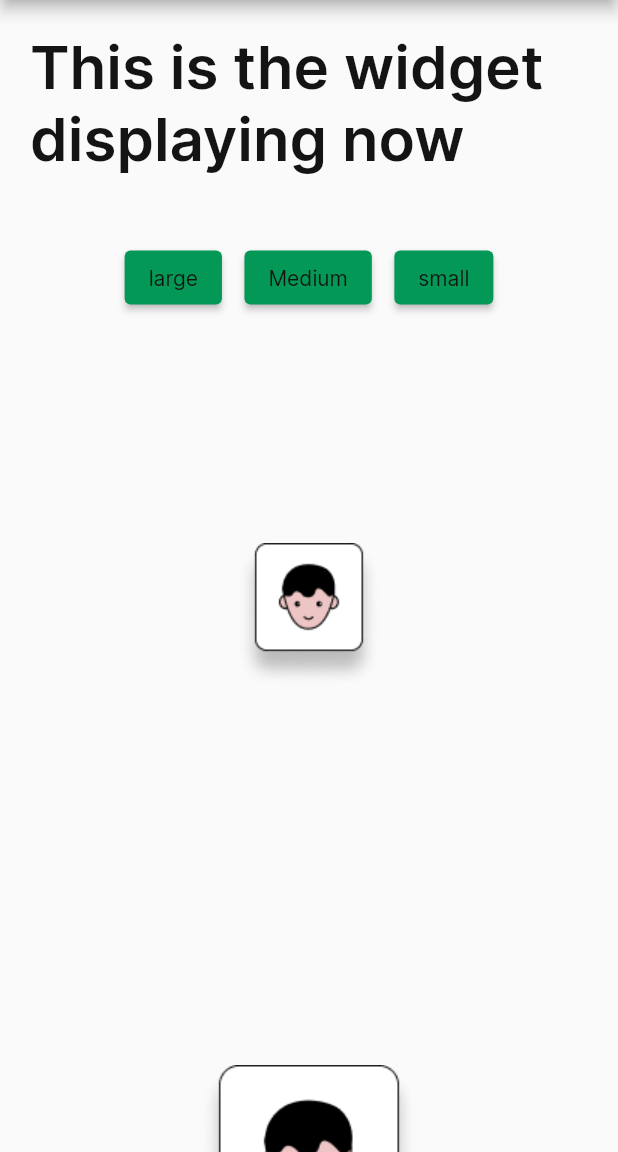
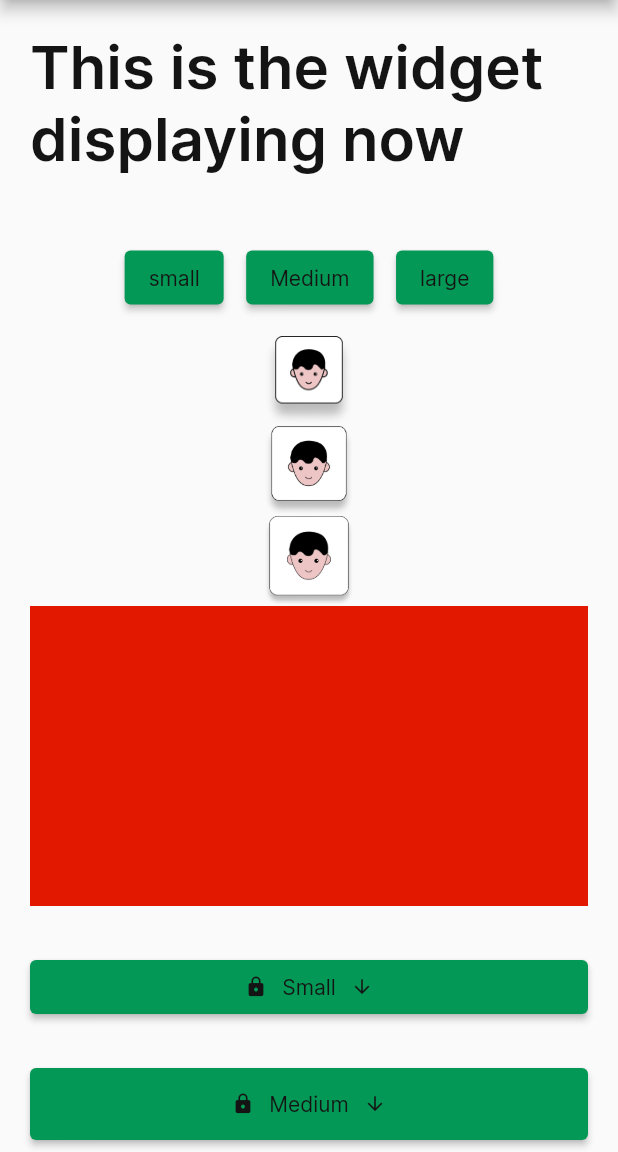
Before and after one commit to MayJuun/design_system, a Flutter app: the screen it shows after launch, on a phone screen of 412 x 824 dp, the part 84-1236 px from its top. Run offline on Flutter 3.47's test engine with Material 2 defaults, Android fonts, the phone set to English and light mode, and no system bars.

Commit message:
avatar new updates

```diff
--- a/lib/main.dart
+++ b/lib/main.dart
@@ -78,7 +78,7 @@
                         isVisible = !isVisible;
                       });
                     },
-                    child: const Text('large')),
+                    child: const Text('small')),
                 Padding(
                   padding: const EdgeInsets.all(15.0),
                   child: ElevatedButton(
@@ -97,11 +97,11 @@
                         isVisible3 = !isVisible3;
                       });
                     },
-                    child: const Text('small')),
+                    child: const Text('large')),
               ],
             ),
             Visibility(
-                visible: isVisible2,
+                visible: isVisible,
                 child: AvatarSmall.avatar(
                     AvatarGender.male,
                     AvatarMaturity.teenager,
@@ -115,7 +115,7 @@
                     AvatarSkinType.white,
                     Avatarhaircolor.black)),
             Visibility(
-                visible: isVisible2,
+                visible: isVisible3,
                 child: AvatarLarge.avatar(
                     AvatarGender.male,
                     AvatarMaturity.teenager,
--- a/lib/src/avatars/large/AvatarLarge.dart
+++ b/lib/src/avatars/large/AvatarLarge.dart
@@ -5,48 +5,53 @@
 class AvatarLarge {
   static Widget avatar(AvatarGender gender, AvatarMaturity maturity,
       AvatarSkinType skinType, Avatarhaircolor haircolor) {
+    const number = 60.00;
     if (gender == AvatarGender.male) {
       if (maturity == AvatarMaturity.teenager) {
         if (skinType == AvatarSkinType.black) {
           return SizedBox(
-              width: 40, child: Image.asset('assets/avatars/Male_large_9.png'));
+              height: number,
+              child: Image.asset('assets/avatars/Male_large_9.png'));
         } else if (skinType == AvatarSkinType.brown) {
           return SizedBox(
-              width: 40, child: Image.asset('assets/avatars/Male_large_8.png'));
+              height: number,
+              child: Image.asset('assets/avatars/Male_large_8.png'));
         } else {
           if (haircolor == Avatarhaircolor.black) {
             return SizedBox(
-                width: 40,
+                height: number,
                 child: Image.asset('assets/avatars/Male_large_5.png'));
           } else if (haircolor == Avatarhaircolor.lightbrown) {
             return SizedBox(
-                width: 40,
+                height: number,
                 child: Image.asset('assets/avatars/Male_large_6.png'));
           } else {
             return SizedBox(
-                width: 40,
+                height: number,
                 child: Image.asset('assets/avatars/Male_large_7.png'));
           }
         }
       } else {
         if (skinType == AvatarSkinType.black) {
           return SizedBox(
-              width: 40, child: Image.asset('assets/avatars/Male_large_4.png'));
+              height: number,
+              child: Image.asset('assets/avatars/Male_large_4.png'));
         } else if (skinType == AvatarSkinType.brown) {
           return SizedBox(
-              width: 40, child: Image.asset('assets/avatars/Male_large_3.png'));
+              height: number,
+              child: Image.asset('assets/avatars/Male_large_3.png'));
         } else {
           if (haircolor == Avatarhaircolor.black) {
             return SizedBox(
-                width: 40,
+                height: number,
                 child: Image.asset('assets/avatars/Male_large_1.png'));
           } else if (haircolor == Avatarhaircolor.lightbrown) {
             return SizedBox(
-                width: 40,
+                height: number,
                 child: Image.asset('assets/avatars/Male_large_2.png'));
           } else {
             return SizedBox(
-                width: 40,
+                height: number,
                 child: Image.asset('assets/avatars/Male_large_10.png'));
           }
         }
@@ -56,55 +61,56 @@
       if (maturity == AvatarMaturity.teenager) {
         if (skinType == AvatarSkinType.black) {
           return SizedBox(
-              width: 40,
+              height: number,
               child: Image.asset('assets/avatars/Female_large_10.png'));
         } else if (skinType == AvatarSkinType.brown) {
           return SizedBox(
-              width: 40,
+              height: number,
               child: Image.asset('assets/avatars/Female_large_9.png'));
         } else {
           if (haircolor == Avatarhaircolor.black) {
             return SizedBox(
-                width: 40,
+                height: number,
                 child: Image.asset('assets/avatars/Female_large_6.png'));
           } else if (haircolor == Avatarhaircolor.lightbrown) {
             return SizedBox(
-                width: 40,
+                height: number,
                 child: Image.asset('assets/avatars/Female_large_7.png'));
           } else {
             return SizedBox(
-                width: 40,
+                height: number,
                 child: Image.asset('assets/avatars/Female_large_8.png'));
           }
         }
       } else {
         if (skinType == AvatarSkinType.black) {
           return SizedBox(
-              width: 40,
+              height: number,
               child: Image.asset('assets/avatars/Female_large_5.png'));
         } else if (skinType == AvatarSkinType.brown) {
           return SizedBox(
-              width: 40,
+              height: number,
               child: Image.asset('assets/avatars/Female_large_4.png'));
         } else {
           if (haircolor == Avatarhaircolor.black) {
             return SizedBox(
-                width: 40,
+                height: number,
                 child: Image.asset('assets/avatars/Female_large_1.png'));
           } else if (haircolor == Avatarhaircolor.lightbrown) {
             return SizedBox(
-                width: 40,
+                height: number,
                 child: Image.asset('assets/avatars/Female_large_2.png'));
           } else {
             return SizedBox(
-                width: 40,
+                height: number,
                 child: Image.asset('assets/avatars/Female_large_3.png'));
           }
         }
       }
     } else //nuetral{}
       return SizedBox(
-          width: 40, child: Image.asset('assets/avatars/Nuetral_large.png'));
+          height: number,
+          child: Image.asset('assets/avatars/Nuetral_large.png'));
 //Return an image
 //we want have the type of avatars
 //age
--- a/lib/src/avatars/medium/AvatarMedium.dart
+++ b/lib/src/avatars/medium/AvatarMedium.dart
@@ -5,52 +5,53 @@
 class AvatarMedium {
   static Widget avatar(AvatarGender gender, AvatarMaturity maturity,
       AvatarSkinType skinType, Avatarhaircolor haircolor) {
+    const number = 60.00;
     if (gender == AvatarGender.male) {
       if (maturity == AvatarMaturity.teenager) {
         if (skinType == AvatarSkinType.black) {
           return SizedBox(
-              width: 40,
+              height: number,
               child: Image.asset('assets/avatars/Male_medium_9.png'));
         } else if (skinType == AvatarSkinType.brown) {
           return SizedBox(
-              width: 40,
+              height: number,
               child: Image.asset('assets/avatars/Male_medium_8.png'));
         } else {
           if (haircolor == Avatarhaircolor.black) {
             return SizedBox(
-                width: 40,
+                height: number,
                 child: Image.asset('assets/avatars/Male_medium_5.png'));
           } else if (haircolor == Avatarhaircolor.lightbrown) {
             return SizedBox(
-                width: 40,
+                height: number,
                 child: Image.asset('assets/avatars/Male_medium_6.png'));
           } else {
             return SizedBox(
-                width: 40,
+                height: number,
                 child: Image.asset('assets/avatars/Male_medium_7.png'));
           }
         }
       } else {
         if (skinType == AvatarSkinType.black) {
           return SizedBox(
-              width: 40,
+              height: number,
               child: Image.asset('assets/avatars/Male_medium_4.png'));
         } else if (skinType == AvatarSkinType.brown) {
           return SizedBox(
-              width: 40,
+              height: number,
               child: Image.asset('assets/avatars/Male_medium_3.png'));
         } else {
           if (haircolor == Avatarhaircolor.black) {
             return SizedBox(
-                width: 40,
+                height: number,
                 child: Image.asset('assets/avatars/Male_medium_1.png'));
           } else if (haircolor == Avatarhaircolor.lightbrown) {
             return SizedBox(
-                width: 40,
+                height: number,
                 child: Image.asset('assets/avatars/Male_medium_2.png'));
           } else {
             return SizedBox(
-                width: 40,
+                height: number,
                 child: Image.asset('assets/avatars/Male_medium_10.png'));
           }
         }
@@ -60,55 +61,56 @@
       if (maturity == AvatarMaturity.teenager) {
         if (skinType == AvatarSkinType.black) {
           return SizedBox(
-              width: 40,
+              height: number,
               child: Image.asset('assets/avatars/Female_medium_10.png'));
         } else if (skinType == AvatarSkinType.brown) {
           return SizedBox(
-              width: 40,
+              height: number,
               child: Image.asset('assets/avatars/Female_medium_9.png'));
         } else {
           if (haircolor == Avatarhaircolor.black) {
             return SizedBox(
-                width: 40,
+                height: number,
                 child: Image.asset('assets/avatars/Female_medium_6.png'));
           } else if (haircolor == Avatarhaircolor.lightbrown) {
             return SizedBox(
-                width: 40,
+                height: number,
                 child: Image.asset('assets/avatars/Female_medium_7.png'));
           } else {
             return SizedBox(
-                width: 40,
+                height: number,
                 child: Image.asset('assets/avatars/Female_medium_8.png'));
           }
         }
       } else {
         if (skinType == AvatarSkinType.black) {
           return SizedBox(
-              width: 40,
+              height: number,
               child: Image.asset('assets/avatars/Female_medium_5.png'));
         } else if (skinType == AvatarSkinType.brown) {
           return SizedBox(
-              width: 40,
+              height: number,
               child: Image.asset('assets/avatars/Female_medium_4.png'));
         } else {
           if (haircolor == Avatarhaircolor.black) {
             return SizedBox(
-                width: 40,
+                height: number,
                 child: Image.asset('assets/avatars/Female_medium_1.png'));
           } else if (haircolor == Avatarhaircolor.lightbrown) {
             return SizedBox(
-                width: 40,
+                height: number,
                 child: Image.asset('assets/avatars/Female_medium_2.png'));
           } else {
             return SizedBox(
-                width: 40,
+                height: number,
                 child: Image.asset('assets/avatars/Female_medium_3.png'));
           }
         }
       }
     } else //nuetral{}
       return SizedBox(
-          width: 40, child: Image.asset('assets/avatars/Nuetral_medium.png'));
+          height: number,
+          child: Image.asset('assets/avatars/Nuetral_medium.png'));
 //Return an image
 //we want have the type of avatars
 //age
--- a/lib/src/avatars/small/AvatarSmall.dart
+++ b/lib/src/avatars/small/AvatarSmall.dart
@@ -5,48 +5,53 @@
 class AvatarSmall {
   static Widget avatar(AvatarGender gender, AvatarMaturity maturity,
       AvatarSkinType skinType, Avatarhaircolor haircolor) {
+    const number = 60.00;
     if (gender == AvatarGender.male) {
       if (maturity == AvatarMaturity.teenager) {
         if (skinType == AvatarSkinType.black) {
           return SizedBox(
-              width: 40, child: Image.asset('assets/avatars/Male_small_9.png'));
+              height: number,
+              child: Image.asset('assets/avatars/Male_small_9.png'));
         } else if (skinType == AvatarSkinType.brown) {
           return SizedBox(
-              width: 40, child: Image.asset('assets/avatars/Male_small_8.png'));
+              height: number,
+              child: Image.asset('assets/avatars/Male_small_8.png'));
         } else {
           if (haircolor == Avatarhaircolor.black) {
             return SizedBox(
-                width: 40,
+                height: number,
                 child: Image.asset('assets/avatars/Male_small_5.png'));
           } else if (haircolor == Avatarhaircolor.lightbrown) {
             return SizedBox(
-                width: 40,
+                height: number,
                 child: Image.asset('assets/avatars/Male_small_6.png'));
           } else {
             return SizedBox(
-                width: 40,
+                height: number,
                 child: Image.asset('assets/avatars/Male_small_7.png'));
           }
         }
       } else {
         if (skinType == AvatarSkinType.black) {
           return SizedBox(
-              width: 40, child: Image.asset('assets/avatars/Male_small_4.png'));
+              height: number,
+              child: Image.asset('assets/avatars/Male_small_4.png'));
         } else if (skinType == AvatarSkinType.brown) {
           return SizedBox(
-              width: 40, child: Image.asset('assets/avatars/Male_small_3.png'));
+              height: number,
+              child: Image.asset('assets/avatars/Male_small_3.png'));
         } else {
           if (haircolor == Avatarhaircolor.black) {
             return SizedBox(
-                width: 40,
+                height: number,
                 child: Image.asset('assets/avatars/Male_small_1.png'));
           } else if (haircolor == Avatarhaircolor.lightbrown) {
             return SizedBox(
-                width: 40,
+                height: number,
                 child: Image.asset('assets/avatars/Male_small_2.png'));
           } else {
             return SizedBox(
-                width: 40,
+                height: number,
                 child: Image.asset('assets/avatars/Male_small_10.png'));
           }
         }
@@ -56,55 +61,56 @@
       if (maturity == AvatarMaturity.teenager) {
         if (skinType == AvatarSkinType.black) {
           return SizedBox(
-              width: 40,
+              height: number,
               child: Image.asset('assets/avatars/Female_small_10.png'));
         } else if (skinType == AvatarSkinType.brown) {
           return SizedBox(
-              width: 40,
+              height: number,
               child: Image.asset('assets/avatars/Female_small_9.png'));
         } else {
           if (haircolor == Avatarhaircolor.black) {
             return SizedBox(
-                width: 40,
+                height: number,
                 child: Image.asset('assets/avatars/Female_small_6.png'));
           } else if (haircolor == Avatarhaircolor.lightbrown) {
             return SizedBox(
-                width: 40,
+                height: number,
                 child: Image.asset('assets/avatars/Female_small_7.png'));
           } else {
             return SizedBox(
-                width: 40,
+                height: number,
                 child: Image.asset('assets/avatars/Female_small_8.png'));
           }
         }
       } else {
         if (skinType == AvatarSkinType.black) {
           return SizedBox(
-              width: 40,
+              height: number,
               child: Image.asset('assets/avatars/Female_small_5.png'));
         } else if (skinType == AvatarSkinType.brown) {
           return SizedBox(
-              width: 40,
+              height: number,
               child: Image.asset('assets/avatars/Female_small_4.png'));
         } else {
           if (haircolor == Avatarhaircolor.black) {
             return SizedBox(
-                width: 40,
+                height: number,
                 child: Image.asset('assets/avatars/Female_small_1.png'));
           } else if (haircolor == Avatarhaircolor.lightbrown) {
             return SizedBox(
-                width: 40,
+                height: number,
                 child: Image.asset('assets/avatars/Female_small_2.png'));
           } else {
             return SizedBox(
-                width: 40,
+                height: number,
                 child: Image.asset('assets/avatars/Female_small_3.png'));
           }
         }
       }
     } else //nuetral{}
       return SizedBox(
-          width: 40, child: Image.asset('assets/avatars/Nuetral_small.png'));
+          height: number,
+          child: Image.asset('assets/avatars/Nuetral_small.png'));
 //Return an image
 //we want have the type of avatars
 //age
```
